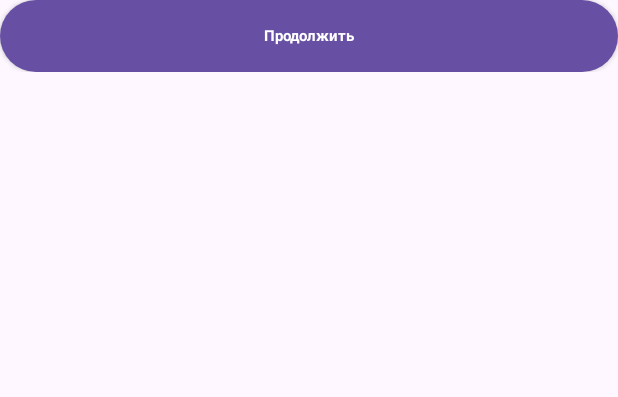
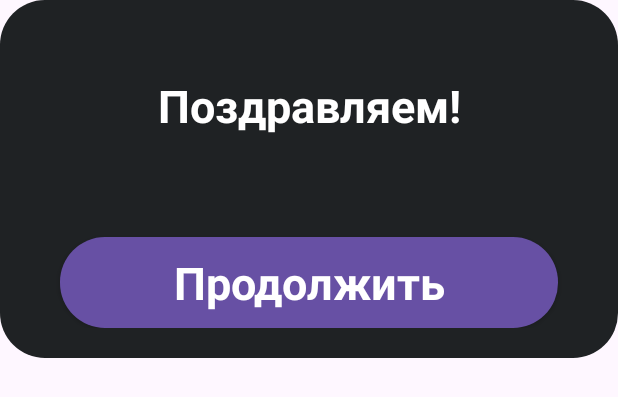
Before and after one commit to ArtemSavely/GeoStudy, an Android app: the layout finish_alert_layout.xml on its own in the app's theme, with its tools: preview values and no code run, on a phone screen of 412 x 824 dp. Shown: the top 397 px of the screen. Run offline under Robolectric (Android 15) with nearby library versions, the light colour scheme and no system bars.

Commit message:
fixing alert

```diff
--- a/app/src/main/java/com/example/geostudy/CurrentMapGame.java
+++ b/app/src/main/java/com/example/geostudy/CurrentMapGame.java
@@ -48,7 +48,7 @@ public class CurrentMapGame {
                     activity.runOnUiThread(new Runnable() {
                         @Override
                         public void run() {
-                            activity.showFininshAlert();
+                            activity.finishCurrentGame();
                         }
                     });
                 }
--- a/app/src/main/res/drawable/finish_alert_background.xml
+++ b/app/src/main/res/drawable/finish_alert_background.xml
@@ -1,5 +1,6 @@
 <?xml version="1.0" encoding="utf-8"?>
 <shape xmlns:android="http://schemas.android.com/apk/res/android"
     android:shape="rectangle">
-    <corners android:radius="30sp"/>
+    <solid android:color="#1f2224"/>
+    <corners android:radius="30dp"/>
 </shape>
--- a/app/src/main/res/layout/activity_map.xml
+++ b/app/src/main/res/layout/activity_map.xml
@@ -26,7 +26,7 @@
 
         <LinearLayout
             android:layout_width="match_parent"
-            android:layout_height="200sp"
+            android:layout_height="120sp"
             android:orientation="vertical">
             <TextView
                 android:layout_width="match_parent"
--- a/app/src/main/res/layout/finish_alert_layout.xml
+++ b/app/src/main/res/layout/finish_alert_layout.xml
@@ -1,33 +1,49 @@
 <?xml version="1.0" encoding="utf-8"?>
-<androidx.constraintlayout.widget.ConstraintLayout
-    xmlns:android="http://schemas.android.com/apk/res/android"
+<androidx.constraintlayout.widget.ConstraintLayout xmlns:android="http://schemas.android.com/apk/res/android"
     android:layout_width="match_parent"
     android:layout_height="wrap_content"
     xmlns:tools="http://schemas.android.com/tools"
+    xmlns:app="http://schemas.android.com/apk/res-auto"
     android:background="@drawable/finish_alert_background"
     android:orientation="vertical"
-    tools:context=".MapActivity">
+    tools:context=".MapActivity"
+    android:padding="20dp">
 
     <TextView
-        android:layout_width="match_parent"
+        android:id="@+id/congrats_text"
+        android:layout_width="wrap_content"
         android:layout_height="wrap_content"
         android:text="Поздравляем!"
         style="@style/MyText"
+        android:layout_margin="30dp"
         android:textSize="30sp"
-        android:layout_marginTop="20dp"/>
+        android:layout_marginTop="20dp"
+        app:layout_constraintTop_toTopOf="parent"
+        app:layout_constraintStart_toStartOf="parent"
+        app:layout_constraintEnd_toEndOf="parent"/>
 
     <TextView
-        android:layout_width="match_parent"
+        android:layout_width="wrap_content"
         android:layout_height="wrap_content"
         android:textSize="20dp"
-        android:id="@+id/finish_alert_message"/>
+        android:layout_margin="20sp"
+        android:textAlignment="center"
+        android:id="@+id/finish_alert_message"
+        app:layout_constraintTop_toBottomOf="@id/congrats_text"
+        app:layout_constraintStart_toStartOf="parent"
+        app:layout_constraintEnd_toEndOf="parent"/>
 
     <Button
         android:layout_width="match_parent"
         android:layout_height="wrap_content"
+        android:layout_margin="20dp"
         android:id="@+id/finish_alert_button"
         android:background="@drawable/button_background"
         style="@style/MyButton"
-        android:text="Продолжить"/>
+        android:textSize="30dp"
+        android:text="Продолжить"
+        app:layout_constraintTop_toBottomOf="@id/finish_alert_message"
+        app:layout_constraintStart_toStartOf="parent"
+        app:layout_constraintEnd_toEndOf="parent"/>
 
 </androidx.constraintlayout.widget.ConstraintLayout>
```
Also changed, not shown: app/src/main/java/com/example/geostudy/MapActivity.java (+22 -14 lines), app/src/main/res/values/styles.xml (+7 -0 lines).
